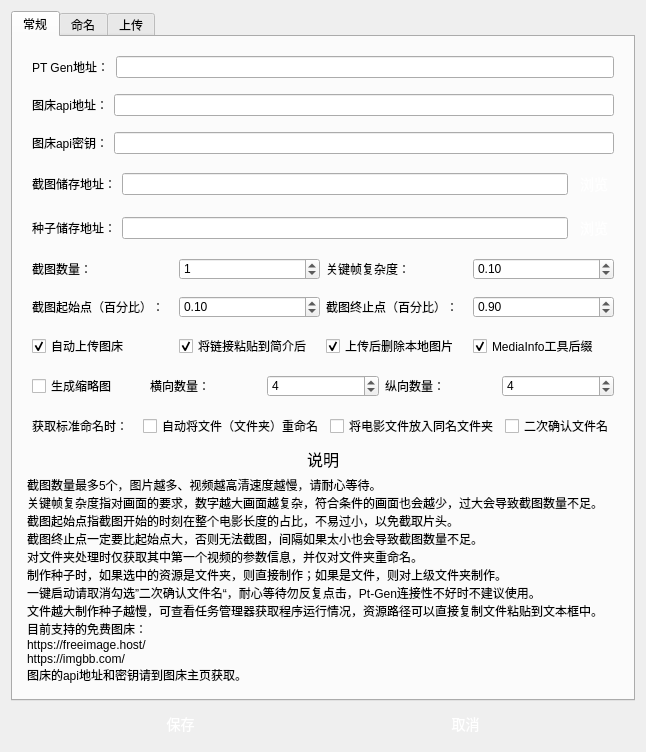
publish-helper/publish-helper, file ph-bjd/ui/settings.ui: the form before one commit.
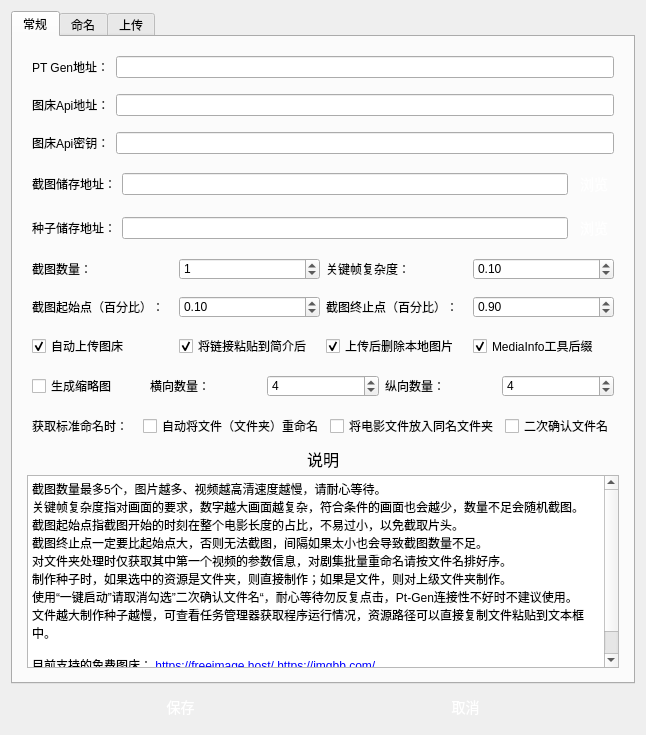
The form after the commit.

Commit message: 获取MediaInfo的"Complete name"时只输出视频文件名，不再包含前面的文件目录地址。

The edit to the form file:
```diff
--- a/ph-bjd/ui/settings.ui
+++ b/ph-bjd/ui/settings.ui
@@ -163,7 +163,7 @@
 </string>
              </property>
              <property name="text">
-              <string>图床api地址：</string>
+              <string>图床Api地址：</string>
              </property>
             </widget>
            </item>
@@ -246,7 +246,7 @@
 </string>
              </property>
              <property name="text">
-              <string>图床api密钥：</string>
+              <string>图床Api密钥：</string>
              </property>
             </widget>
            </item>
@@ -1350,51 +1350,26 @@
           </widget>
          </item>
          <item>
-          <widget class="QLabel" name="label_11">
-           <property name="maximumSize">
-            <size>
-             <width>16777215</width>
-             <height>220</height>
-            </size>
-           </property>
-           <property name="styleSheet">
-            <string>QPushButton {
-    display: inline-block;
-    padding: 5px 5px;
-    font-size: 16px;
-    cursor: pointer;
-    text-align: center;
-    text-decoration: none;
-    outline: none;
-    color:#fff;
-    background-color: #559e24;
-    border: none;
-    border-radius: 15px;
-    box-shadow: 0 9px #999;
-}
-
-QPushButton:hover {
-background-color: #4a8821;
-}
-
-QPushButton:pressed {
-    background-color: #3c6f1b;
-}
-</string>
-           </property>
-           <property name="text">
-            <string>截图数量最多5个，图片越多、视频越高清速度越慢，请耐心等待。
-关键帧复杂度指对画面的要求，数字越大画面越复杂，符合条件的画面也会越少，过大会导致截图数量不足。
-截图起始点指截图开始的时刻在整个电影长度的占比，不易过小，以免截取片头。
-截图终止点一定要比起始点大，否则无法截图，间隔如果太小也会导致截图数量不足。
-对文件夹处理时仅获取其中第一个视频的参数信息，并仅对文件夹重命名。
-制作种子时，如果选中的资源是文件夹，则直接制作；如果是文件，则对上级文件夹制作。
-一键启动请取消勾选”二次确认文件名“，耐心等待勿反复点击，Pt-Gen连接性不好时不建议使用。
-文件越大制作种子越慢，可查看任务管理器获取程序运行情况，资源路径可以直接复制文件粘贴到文本框中。
-目前支持的免费图床：
-https://freeimage.host/
-https://imgbb.com/
-图床的api地址和密钥请到图床主页获取。</string>
+          <widget class="QTextBrowser" name="textBrowser">
+           <property name="html">
+            <string>&lt;!DOCTYPE HTML PUBLIC &quot;-//W3C//DTD HTML 4.0//EN&quot; &quot;http://www.w3.org/TR/REC-html40/strict.dtd&quot;&gt;
+&lt;html&gt;&lt;head&gt;&lt;meta name=&quot;qrichtext&quot; content=&quot;1&quot; /&gt;&lt;meta charset=&quot;utf-8&quot; /&gt;&lt;style type=&quot;text/css&quot;&gt;
+p, li { white-space: pre-wrap; }
+hr { height: 1px; border-width: 0; }
+li.unchecked::marker { content: &quot;\2610&quot;; }
+li.checked::marker { content: &quot;\2612&quot;; }
+&lt;/style&gt;&lt;/head&gt;&lt;body style=&quot; font-family:'Microsoft YaHei UI'; font-size:9pt; font-weight:400; font-style:normal;&quot;&gt;
+&lt;p style=&quot; margin-top:0px; margin-bottom:0px; margin-left:0px; margin-right:0px; -qt-block-indent:0; text-indent:0px;&quot;&gt;截图数量最多5个，图片越多、视频越高清速度越慢，请耐心等待。&lt;/p&gt;
+&lt;p style=&quot; margin-top:0px; margin-bottom:0px; margin-left:0px; margin-right:0px; -qt-block-indent:0; text-indent:0px;&quot;&gt;关键帧复杂度指对画面的要求，数字越大画面越复杂，符合条件的画面也会越少，数量不足会随机截图。&lt;/p&gt;
+&lt;p style=&quot; margin-top:0px; margin-bottom:0px; margin-left:0px; margin-right:0px; -qt-block-indent:0; text-indent:0px;&quot;&gt;截图起始点指截图开始的时刻在整个电影长度的占比，不易过小，以免截取片头。&lt;/p&gt;
+&lt;p style=&quot; margin-top:0px; margin-bottom:0px; margin-left:0px; margin-right:0px; -qt-block-indent:0; text-indent:0px;&quot;&gt;截图终止点一定要比起始点大，否则无法截图，间隔如果太小也会导致截图数量不足。&lt;/p&gt;
+&lt;p style=&quot; margin-top:0px; margin-bottom:0px; margin-left:0px; margin-right:0px; -qt-block-indent:0; text-indent:0px;&quot;&gt;对文件夹处理时仅获取其中第一个视频的参数信息，对剧集批量重命名请按文件名排好序。&lt;/p&gt;
+&lt;p style=&quot; margin-top:0px; margin-bottom:0px; margin-left:0px; margin-right:0px; -qt-block-indent:0; text-indent:0px;&quot;&gt;制作种子时，如果选中的资源是文件夹，则直接制作；如果是文件，则对上级文件夹制作。&lt;/p&gt;
+&lt;p style=&quot; margin-top:0px; margin-bottom:0px; margin-left:0px; margin-right:0px; -qt-block-indent:0; text-indent:0px;&quot;&gt;使用“一键启动”请取消勾选”二次确认文件名“，耐心等待勿反复点击，Pt-Gen连接性不好时不建议使用。&lt;/p&gt;
+&lt;p style=&quot; margin-top:0px; margin-bottom:0px; margin-left:0px; margin-right:0px; -qt-block-indent:0; text-indent:0px;&quot;&gt;文件越大制作种子越慢，可查看任务管理器获取程序运行情况，资源路径可以直接复制文件粘贴到文本框中。&lt;/p&gt;
+&lt;p style=&quot;-qt-paragraph-type:empty; margin-top:0px; margin-bottom:0px; margin-left:0px; margin-right:0px; -qt-block-indent:0; text-indent:0px;&quot;&gt;&lt;br /&gt;&lt;/p&gt;
+&lt;p style=&quot; margin-top:0px; margin-bottom:0px; margin-left:0px; margin-right:0px; -qt-block-indent:0; text-indent:0px;&quot;&gt;目前支持的免费图床： &lt;span style=&quot; color:#0000ff;&quot;&gt;https://freeimage.host/ https://imgbb.com/&lt;/span&gt;&lt;/p&gt;
+&lt;p style=&quot; margin-top:0px; margin-bottom:0px; margin-left:0px; margin-right:0px; -qt-block-indent:0; text-indent:0px;&quot;&gt;图床的Api地址和密钥请到图床主页获取。&lt;/p&gt;&lt;/body&gt;&lt;/html&gt;</string>
            </property>
           </widget>
          </item>
```
Left out of the diff: 4 changed lines with no effect on the pictures. The commit also changes 1 other file.
